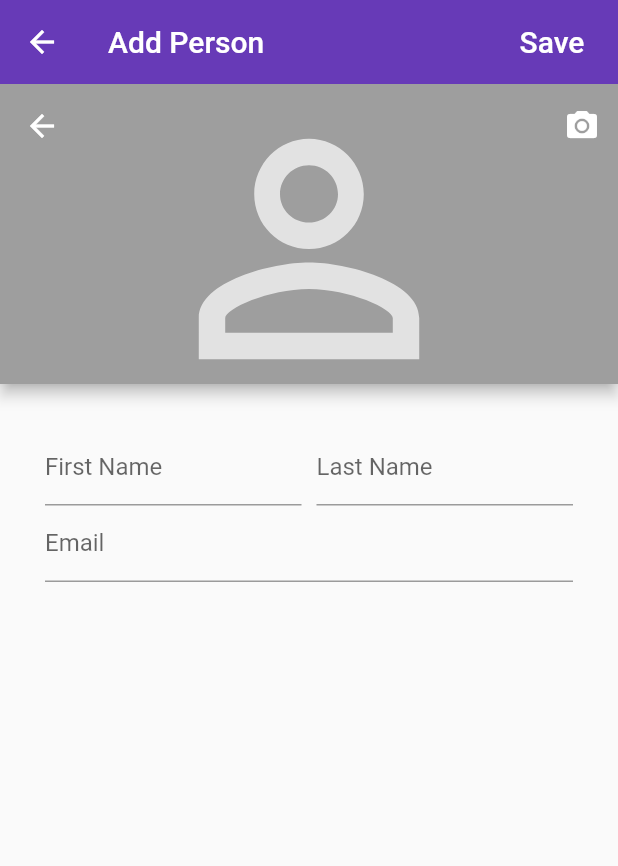
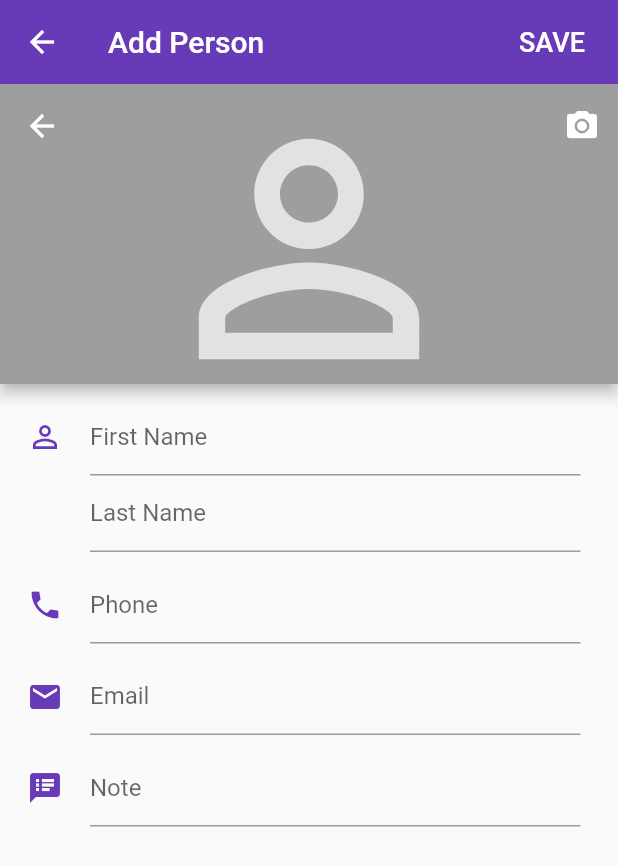
Before and after one commit to wuletawwonte/bidir-debter-app, a Flutter app: the AddPerson screen opened directly, on a phone screen of 412 x 824 dp. Shown: the top 866 px of the screen. Run offline on Flutter 3.47's test engine with Material 2 defaults, Android fonts, the phone set to English and light mode, and no system bars; our stand-ins replace convex_bottom_bar, shared_preferences, simple_animations, sqflite; missing offline and left inert: intro_views_flutter; accounts and stored records are empty.

```diff
--- a/lib/pages/add_person.dart
+++ b/lib/pages/add_person.dart
@@ -12,6 +12,10 @@ class _AddPersonState extends State<AddPerson> {
   final key = GlobalKey<FormState>();
   TextEditingController _firstNameController = TextEditingController();
   TextEditingController _lastNameController = TextEditingController();
+  TextEditingController _phoneController = TextEditingController();
+  TextEditingController _emailController = TextEditingController();
+  TextEditingController _notesController = TextEditingController();
+
 
   var dbHelper;
 
@@ -30,8 +34,8 @@ class _AddPersonState extends State<AddPerson> {
         actions: <Widget>[
           FlatButton(
             child: Text(
-              "Save",
-              style: TextStyle(color: Colors.white, fontSize: 20),
+              "SAVE",
+              style: TextStyle(color: Colors.white, fontSize: 18),
             ),
             onPressed: () {
               if (key.currentState.validate()) {
@@ -92,39 +96,27 @@ class _AddPersonState extends State<AddPerson> {
           ];
         },
         body: Container(
-          padding: EdgeInsets.all(30),
+          padding: EdgeInsets.only(top: 10, right: 25),
           child: Form(
             key: key,
             child: Column(
               children: <Widget>[
-                // Container(
-                //   child: Center(
-                //     child: Container(
-                //       width: 90,
-                //       height: 90,
-                //       decoration: BoxDecoration(
-                //           shape: BoxShape.circle,
-                //           border: Border.all(
-                //               color: Colors.grey, style: BorderStyle.solid)),
-                //       child: Icon(
-                //         Icons.camera_alt,
-                //         size: 80,
-                //         color: Colors.grey[400],
-                //       ),
-                //     ),
-                //   ),
-                // ),
-                // SizedBox(
-                //   height: 20,
-                // ),
                 Row(
                   children: <Widget>[
+                    SizedBox(
+                      width: 60,
+                      child: Icon(
+                        Icons.person_outline,
+                        color: Colors.deepPurple,
+                      ),
+                    ),
                     Expanded(
                       child: TextFormField(
                         textCapitalization: TextCapitalization.words,
                         controller: _firstNameController,
                         enableInteractiveSelection: false,
                         keyboardType: TextInputType.text,
+                        expands: false,
                         decoration: InputDecoration(
                           isDense: true,
                           fillColor: Colors.black,
@@ -139,8 +131,12 @@ class _AddPersonState extends State<AddPerson> {
                         },
                       ),
                     ),
+                  ],
+                ),
+                Row(
+                  children: <Widget>[
                     SizedBox(
-                      width: 10,
+                      width: 60,
                     ),
                     Expanded(
                       child: TextFormField(
@@ -151,7 +147,6 @@ class _AddPersonState extends State<AddPerson> {
                         decoration: InputDecoration(
                           isDense: true,
                           fillColor: Colors.black,
-                          // contentPadding: EdgeInsets.symmetric(vertical: 10.0, horizontal: 10.0),
                           labelText: "Last Name",
                         ),
                         validator: (value) {
@@ -164,26 +159,77 @@ class _AddPersonState extends State<AddPerson> {
                     ),
                   ],
                 ),
-                TextFormField(
+                SizedBox(
+                  height: 10,
+                ),
+                Row(
+                  children: <Widget>[
+                    SizedBox(
+                      width: 60,
+                      child: Icon(Icons.phone, color: Colors.deepPurple),
+                    ),
+                    Expanded(
+                      child: TextFormField(
                         textCapitalization: TextCapitalization.words,
-                  controller: _lastNameController,
+                        controller: _phoneController,
+                        enableInteractiveSelection: false,
+                        keyboardType: TextInputType.phone,
+                        decoration: InputDecoration(
+                          isDense: true,
+                          fillColor: Colors.black,
+                          labelText: "Phone",
+                        ),
+                      ),
+                    ),
+                  ],
+                ),
+                SizedBox(
+                  height: 10,
+                ),
+                Row(
+                  children: <Widget>[
+                    SizedBox(
+                      width: 60,
+                      child: Icon(Icons.email, color: Colors.deepPurple),
+                    ),
+                    Expanded(
+                      child: TextFormField(
+                        textCapitalization: TextCapitalization.words,
+                        controller: _emailController,
+                        enableInteractiveSelection: false,
+                        keyboardType: TextInputType.emailAddress,
+                        decoration: InputDecoration(
+                          isDense: true,
+                          fillColor: Colors.black,
+                          labelText: "Email",
+                        ),
+                      ),
+                    ),
+                  ],
+                ),
+                SizedBox(
+                  height: 10,
+                ),
+                Row(
+                  children: <Widget>[
+                    SizedBox(
+                      width: 60,
+                      child: Icon(Icons.speaker_notes, color: Colors.deepPurple),
+                    ),
+                    Expanded(
+                      child: TextFormField(
+                        textCapitalization: TextCapitalization.words,
+                        controller: _notesController,
                         enableInteractiveSelection: false,
                         keyboardType: TextInputType.text,
                         decoration: InputDecoration(
                           isDense: true,
                           fillColor: Colors.black,
-                    // contentPadding: EdgeInsets.symmetric(vertical: 10.0, horizontal: 10.0),
-                    labelText: "Email",
+                          labelText: "Note",
                         ),
-                  validator: (value) {
-                    if (value.isEmpty) {
-                      return 'Please enter a valid Name.';
-                    }
-                    return null;
-                  },
                       ),
-                SizedBox(
-                  height: 20,
+                    ),
+                  ],
                 ),
               ],
             ),
--- a/lib/pages/edit_profile.dart
+++ b/lib/pages/edit_profile.dart
@@ -21,8 +21,8 @@ class _EditProfilePageState extends State<EditProfilePage> {
           actions: <Widget>[
             FlatButton(
               child: Text(
-                "Save",
-                style: TextStyle(color: Colors.white, fontSize: 20),
+                "SAVE",
+                style: TextStyle(color: Colors.white, fontSize: 18),
               ),
               onPressed: () {},
             )
@@ -178,9 +178,7 @@ class _EditProfilePageState extends State<EditProfilePage> {
                             fontWeight: FontWeight.bold
                           ),
                           recognizer: TapGestureRecognizer()
-                            ..onTap = () {
-                              ;
-                            }),
+                            ..onTap = () {}),
                     ),
                   ],
                 )
--- a/lib/pages/home.dart
+++ b/lib/pages/home.dart
@@ -71,7 +71,11 @@ class _HomePageState extends State<HomePage> {
             height: 48,
             decoration: BoxDecoration(
                 color: Colors.white,
-                borderRadius: BorderRadius.circular(10),
+                borderRadius: BorderRadius.only(topRight: Radius.circular(10), bottomRight: Radius.circular(10)),
+                gradient: LinearGradient(
+                  stops: [0.015, 0.015],
+                  colors: [Colors.purple, Colors.white]
+                ),
                 boxShadow: [
                   BoxShadow(
                     blurRadius: 0.5,
@@ -80,7 +84,7 @@ class _HomePageState extends State<HomePage> {
                 ]),
             child: Stack(alignment: Alignment.centerRight, children: <Widget>[
               Container(
-                padding: EdgeInsets.only(right: 50),
+                padding: EdgeInsets.only(right: 50, left: 15),
                 child: TextField(
                   textCapitalization: TextCapitalization.words,
                   controller: _searchFieldController,
@@ -91,10 +95,10 @@ class _HomePageState extends State<HomePage> {
                       labelStyle: TextStyle(fontSize: 20),
                       hoverColor: Colors.deepPurple,
                       fillColor: Colors.purple,
-                      prefixIcon: Icon(
-                        Icons.menu,
-                        size: 20,
-                      ),
+                      // prefixIcon: Icon(
+                      //   Icons.menu,
+                      //   size: 20,
+                      // ),
                       labelText: 'Bidir Debter',
                       hasFloatingPlaceholder: false,
                       isDense: true,
```
Lines whose indentation alone changed are shown as unchanged.
